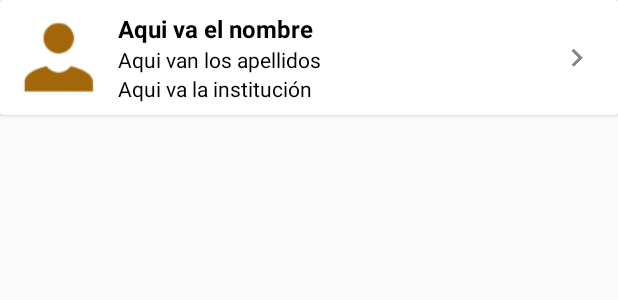
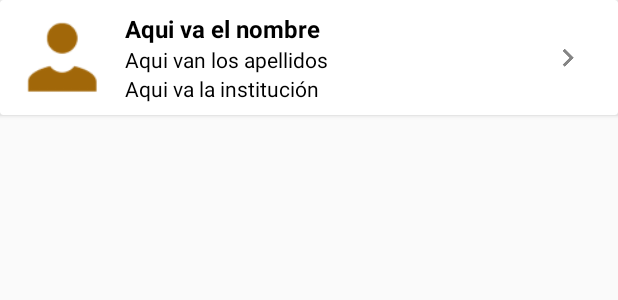
Before and after one commit to appgeediplomado/ANDROID-GEE, an Android app: the layout ponente_item_lista.xml on its own in the app's theme, with its tools: preview values and no code run, on a phone screen of 412 x 824 dp. Shown: the top 300 px of the screen. Run offline under Robolectric (Android 15) with nearby library versions, the phone set to English and light mode, and no system bars; network calls fail.

```diff
--- a/app/src/main/java/com/appgee/proyectoandroid/fragments/PonentesFragment.java
+++ b/app/src/main/java/com/appgee/proyectoandroid/fragments/PonentesFragment.java
@@ -96,7 +96,8 @@ public class PonentesFragment extends Fragment implements OnPonenteClickListener
                 //Log.i("PONENTES_AFTER", "Callback de ponentes");
 
                 //Recibimos la lista de ponentes
-                ponentes = lista;
+//                ponentes = lista;
+                ponentes = new ArrayList<Ponente>(lista);
 
                 Log.i("PONENTES_CHECK_LISTA", ponentes.toString());
 
--- a/app/src/main/res/layout/ponente_item_lista.xml
+++ b/app/src/main/res/layout/ponente_item_lista.xml
@@ -14,16 +14,16 @@
 
         <ImageView
             android:id="@+id/iv_imagen"
-            android:layout_width="wrap_content"
+            android:layout_width="0dp"
             android:layout_height="match_parent"
             android:layout_centerVertical="true"
             android:layout_marginEnd="8dp"
-            android:layout_weight="2"
+            android:layout_weight="5"
             app:srcCompat="@drawable/ic_usuario" />
 
         <LinearLayout
             android:id="@+id/renglon"
-            android:layout_width="wrap_content"
+            android:layout_width="0dp"
             android:layout_height="wrap_content"
             android:layout_toRightOf="@+id/iv_imagen"
             android:layout_weight="20"
```
